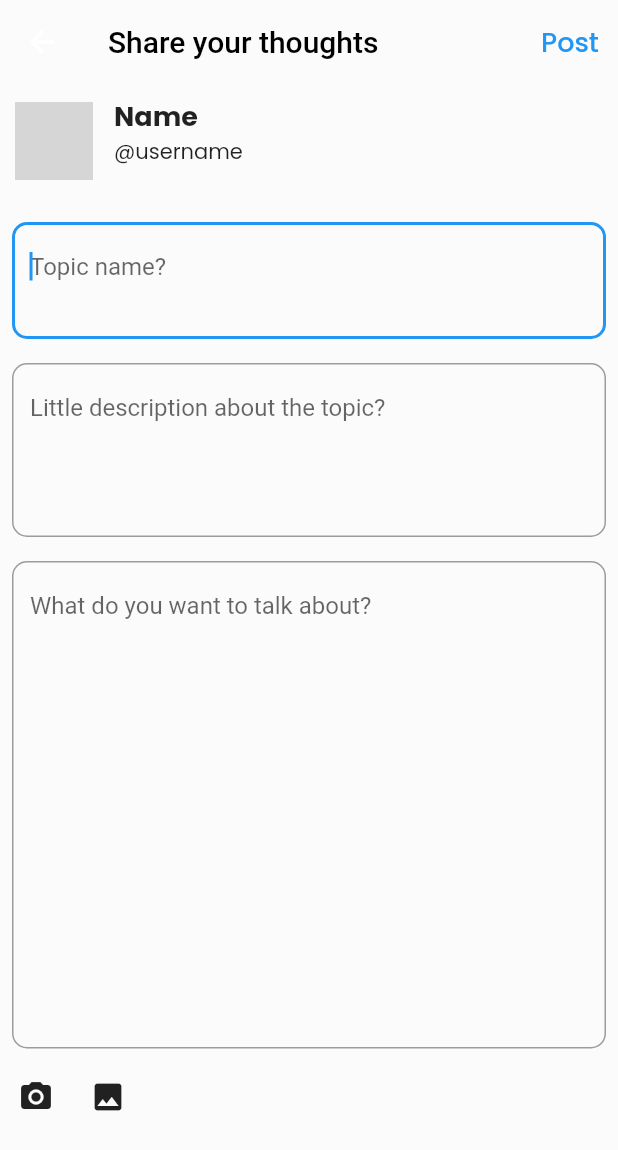
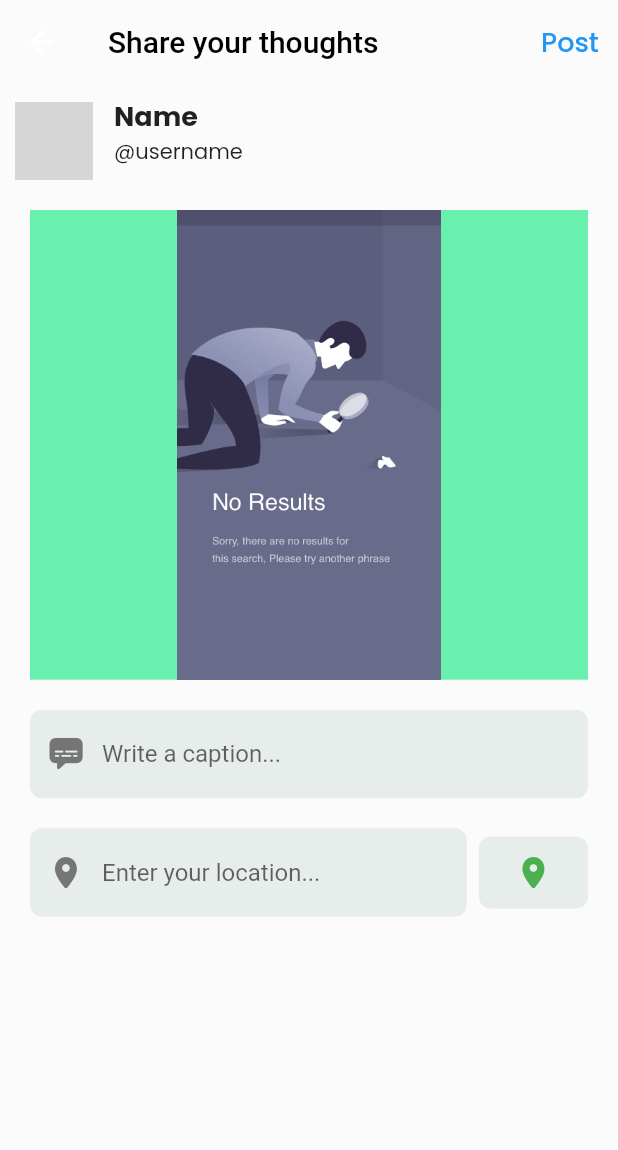
Before and after one commit to ashwanisng/Blog-App, a Flutter app: the CreatePostView screen opened by its route, on a phone screen of 412 x 824 dp. Shown: the top 1150 px of the screen. Run offline on Flutter 3.47's test engine with Material 2 defaults, Android fonts, the phone set to English and light mode, and no system bars; our stand-ins replace cached_network_image, cloud_firestore, connectivity_plus, firebase_auth, firebase_core, firebase_storage and 6 more; missing offline and left inert: app_settings; accounts and stored records are empty; network calls fail; statements that could not run were skipped; grey boxes are pictures that could not be loaded.

Commit message:
carete post page updated

```diff
--- a/lib/app/modules/create_post/views/create_post_view.dart
+++ b/lib/app/modules/create_post/views/create_post_view.dart
@@ -1,6 +1,7 @@
 import 'package:blog_app/app/core/enviroment/env.dart';
 import 'package:blog_app/app/modules/create_post/views/components/create_post_header.dart';
 import 'package:blog_app/app/utils/no_internet.dart';
+import 'package:flutter/cupertino.dart';
 import 'package:flutter/material.dart';
 
 import 'package:get/get.dart';
@@ -75,24 +76,97 @@ class CreatePostView extends GetView<CreatePostController> {
                     const SizedBox(
                       height: 20,
                     ),
-                    // Padding(
-                    //   padding: const EdgeInsets.all(8.0),
-                    //   child: Container(
-                    //     decoration: BoxDecoration(
-                    //       borderRadius: BorderRadius.circular(10),
-                    //     ),
-                    //     height: MediaQuery.of(context).size.height * 0.3,
-                    //     child: Center(
-                    //       child: IconButton(
-                    //           onPressed: () {},
-                    //           icon: const Icon(
-                    //             Icons.image,
-                    //             size: 50,
-                    //           )),
-                    //     ),
-                    //   ),
-                    // ),
                     Padding(
+                      padding: const EdgeInsets.symmetric(horizontal: 20),
+                      child: Container(
+                        height: MediaQuery.of(context).size.height * 0.38,
+                        width: MediaQuery.of(context).size.width,
+                        color: Colors.greenAccent,
+                        child: Expanded(
+                          child: Image.asset(
+                            "assets/images/14_No Search Results.png",
+                            fit: BoxFit.contain,
+                          ),
+                        ),
+                      ),
+                    ),
+                    const SizedBox(height: 20),
+                    Padding(
+                      padding: const EdgeInsets.symmetric(horizontal: 20),
+                      child: TextField(
+                        controller: controller.captionController,
+                        keyboardType: TextInputType.text,
+                        decoration: InputDecoration(
+                          border: OutlineInputBorder(
+                            borderRadius: BorderRadius.circular(8.0),
+                            borderSide: BorderSide.none,
+                          ),
+                          filled: true,
+                          fillColor: const Color(0xffe7edeb),
+                          hintText: "Write a caption...",
+                          prefixIcon: Icon(
+                            CupertinoIcons.captions_bubble_fill,
+                            color: Colors.grey[600],
+                          ),
+                        ),
+                      ),
+                    ),
+                    const SizedBox(height: 20),
+                    Padding(
+                      padding: const EdgeInsets.symmetric(horizontal: 20),
+                      child: Row(
+                        children: [
+                          Expanded(
+                            flex: 4,
+                            child: TextField(
+                              controller: controller.captionController,
+                              keyboardType: TextInputType.text,
+                              decoration: InputDecoration(
+                                border: OutlineInputBorder(
+                                  borderRadius: BorderRadius.circular(8.0),
+                                  borderSide: BorderSide.none,
+                                ),
+                                filled: true,
+                                fillColor: const Color(0xffe7edeb),
+                                hintText: "Enter your location...",
+                                prefixIcon: Icon(
+                                  CupertinoIcons.location_solid,
+                                  color: Colors.grey[600],
+                                ),
+                              ),
+                            ),
+                          ),
+                          const SizedBox(width: 8),
+                          Expanded(
+                            flex: 1,
+                            child: Container(
+                              decoration: BoxDecoration(
+                                color: const Color(0xffe7edeb),
+                                borderRadius: BorderRadius.circular(8.0),
+                              ),
+                              child: IconButton(
+                                onPressed: () {},
+                                icon: const Icon(
+                                  CupertinoIcons.location_solid,
+                                  color: Colors.green,
+                                ),
+                              ),
+                            ),
+                          )
+                        ],
+                      ),
+                    )
+                  ],
+                ),
+              )
+            : const NoInternet(),
+      ),
+      resizeToAvoidBottomInset: true,
+    );
+  }
+}
+/**
+ * Padding(
                       padding: const EdgeInsets.all(8.0),
                       child: TextField(
                         controller: controller.titleController,
@@ -168,12 +242,4 @@ class CreatePostView extends GetView<CreatePostController> {
                         ),
                       ],
                     )
-                  ],
-                ),
-              )
-            : const NoInternet(),
-      ),
-      resizeToAvoidBottomInset: true,
-    );
-  }
-}
+ */
```
